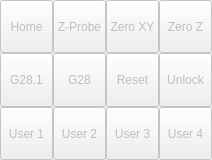
Old version of the form View/ControlForm.ui in the repository octronic-uk/Candle.
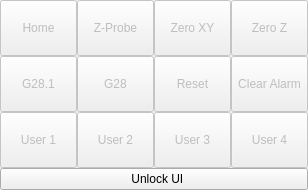
New version of the form. Icons and pictures are not drawn.

Commit message: Adding manual UI lock override

Diff of the .ui file:
```diff
--- a/View/ControlForm.ui
+++ b/View/ControlForm.ui
@@ -9,16 +9,16 @@
    <rect>
     <x>0</x>
     <y>0</y>
-    <width>212</width>
-    <height>160</height>
+    <width>308</width>
+    <height>190</height>
    </rect>
   </property>
   <property name="windowTitle">
    <string>Form</string>
   </property>
-  <layout class="QGridLayout" name="gridLayout" rowstretch="1,1,1" columnstretch="1,1,1,1" rowminimumheight="48,48,48" columnminimumwidth="48,48,48,48">
-   <property name="sizeConstraint">
-    <enum>QLayout::SetDefaultConstraint</enum>
+  <layout class="QVBoxLayout" name="verticalLayout" stretch="1,1,1,1">
+   <property name="spacing">
+    <number>0</number>
    </property>
    <property name="leftMargin">
     <number>0</number>
@@ -32,10 +32,12 @@
    <property name="bottomMargin">
     <number>0</number>
    </property>
+   <item>
+    <layout class="QHBoxLayout" name="horizontalLayout">
    <property name="spacing">
     <number>0</number>
    </property>
-   <item row="0" column="0">
+     <item>
     <widget class="QToolButton" name="homeButton">
      <property name="enabled">
       <bool>false</bool>
@@ -79,7 +81,7 @@
      </property>
     </widget>
    </item>
-   <item row="0" column="1">
+     <item>
     <widget class="QToolButton" name="probeZButton">
      <property name="enabled">
       <bool>false</bool>
@@ -123,7 +125,7 @@
      </property>
     </widget>
    </item>
-   <item row="0" column="2">
+     <item>
     <widget class="QToolButton" name="zeroXYButton">
      <property name="enabled">
       <bool>false</bool>
@@ -167,7 +169,7 @@
      </property>
     </widget>
    </item>
-   <item row="0" column="3">
+     <item>
     <widget class="QToolButton" name="zeroZButton">
      <property name="enabled">
       <bool>false</bool>
@@ -211,7 +213,14 @@
      </property>
     </widget>
    </item>
-   <item row="1" column="0">
+    </layout>
+   </item>
+   <item>
+    <layout class="QHBoxLayout" name="horizontalLayout_2">
+     <property name="spacing">
+      <number>0</number>
+     </property>
+     <item>
     <widget class="QToolButton" name="setSafePositionButton">
      <property name="enabled">
       <bool>false</bool>
@@ -255,7 +264,7 @@
      </property>
     </widget>
    </item>
-   <item row="1" column="1">
+     <item>
     <widget class="QToolButton" name="goToSafePositionButton">
      <property name="enabled">
       <bool>false</bool>
@@ -299,7 +308,7 @@
      </property>
     </widget>
    </item>
-   <item row="1" column="2">
+     <item>
     <widget class="QToolButton" name="resetButton">
      <property name="enabled">
       <bool>false</bool>
@@ -343,8 +352,8 @@
      </property>
     </widget>
    </item>
-   <item row="1" column="3">
-    <widget class="QToolButton" name="unlockButton">
+     <item>
+      <widget class="QToolButton" name="clearAlarmButton">
      <property name="enabled">
       <bool>false</bool>
      </property>
@@ -370,7 +379,7 @@
       <string>Unlock ($X)</string>
      </property>
      <property name="text">
-      <string>Unlock</string>
+        <string>Clear Alarm</string>
      </property>
      <property name="icon">
       <iconset resource="../Resources/Images.qrc">
@@ -387,7 +396,14 @@
      </property>
     </widget>
    </item>
-   <item row="2" column="0">
+    </layout>
+   </item>
+   <item>
+    <layout class="QHBoxLayout" name="horizontalLayout_3">
+     <property name="spacing">
+      <number>0</number>
+     </property>
+     <item>
     <widget class="QToolButton" name="user1Button">
      <property name="enabled">
       <bool>false</bool>
@@ -425,7 +441,7 @@
      </property>
     </widget>
    </item>
-   <item row="2" column="1">
+     <item>
     <widget class="QToolButton" name="user2Button">
      <property name="enabled">
       <bool>false</bool>
@@ -463,7 +479,7 @@
      </property>
     </widget>
    </item>
-   <item row="2" column="2">
+     <item>
     <widget class="QToolButton" name="user3Button">
      <property name="enabled">
       <bool>false</bool>
@@ -501,7 +517,7 @@
      </property>
     </widget>
    </item>
-   <item row="2" column="3">
+     <item>
     <widget class="QToolButton" name="user4Button">
      <property name="enabled">
       <bool>false</bool>
@@ -536,6 +552,25 @@
      </property>
      <property name="toolButtonStyle">
       <enum>Qt::ToolButtonTextUnderIcon</enum>
+       </property>
+      </widget>
+     </item>
+    </layout>
+   </item>
+   <item>
+    <widget class="QPushButton" name="unlockUiButton">
+     <property name="text">
+      <string>  Unlock UI</string>
+     </property>
+     <property name="icon">
+      <iconset resource="../Resources/Images.qrc">
+       <normaloff>:/Images/SVG/lock-open.svg</normaloff>:/Images/SVG/lock-open.svg</iconset>
+     </property>
+     <property name="iconSize">
+      <size>
+       <width>30</width>
+       <height>30</height>
+      </size>
      </property>
     </widget>
    </item>
```
Left out of the diff: 2 changed lines with no effect on the pictures. Lines whose indentation alone changed are shown as unchanged. The commit also changes 7 other files.
